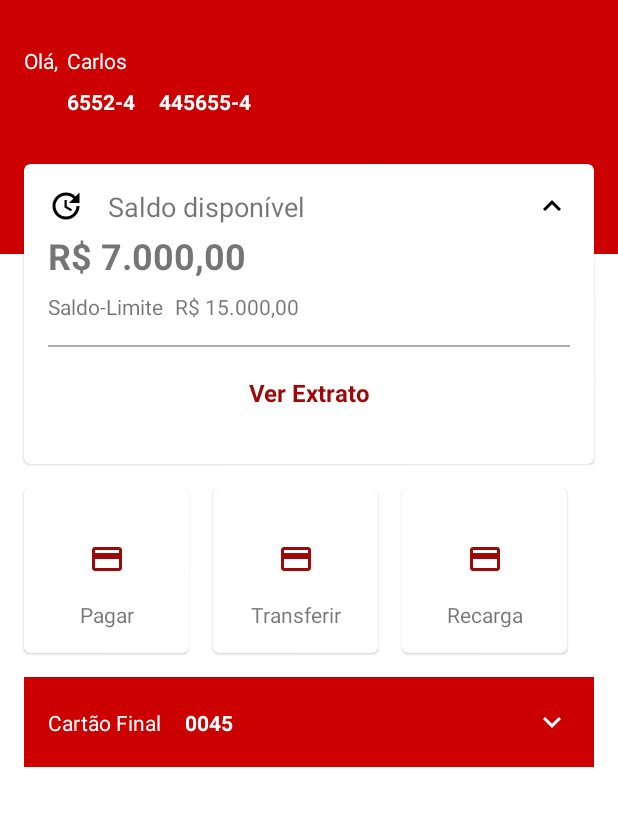
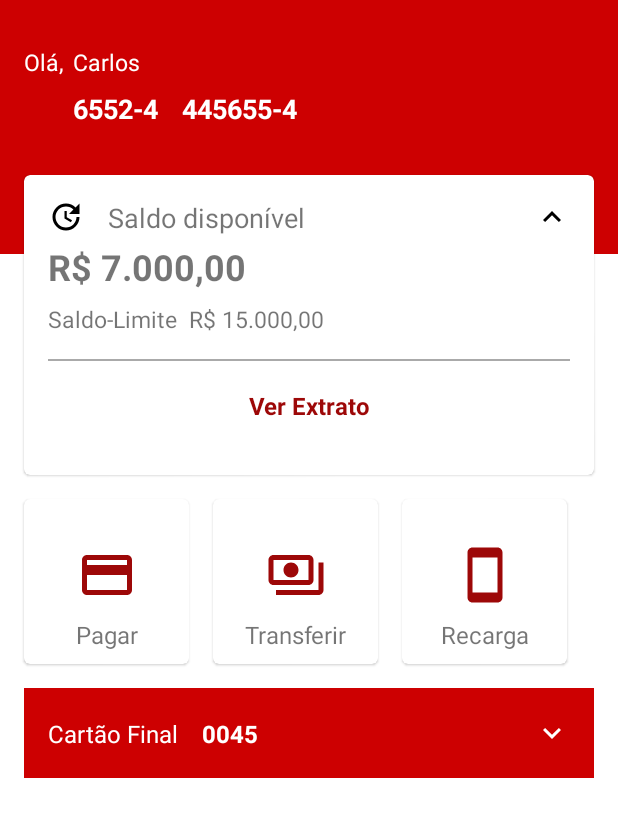
Before and after one commit to caaarllosR/SantanderDevWeek, an Android app: the screen it shows after launch (MainActivity), on a phone screen of 412 x 824 dp, the part 62-899 px from its top. Run offline under Robolectric (Android 15) with nearby library versions, the phone set to English and light mode, and no system bars.

Commit message:
- correcao dos icones de transferencia e recarga - Aumento do tamanho das fontes pensando na acessibilidade

```diff
--- a/app/src/main/res/layout/activity_main.xml
+++ b/app/src/main/res/layout/activity_main.xml
@@ -34,6 +34,7 @@
         android:layout_width="wrap_content"
         android:layout_height="wrap_content"
         android:text="@string/ola_usuario"
+        android:textSize="15sp"
         android:layout_margin="16dp"
         android:textColor="@android:color/white"
         app:layout_constraintStart_toStartOf="parent"
@@ -45,6 +46,7 @@
         android:layout_height="wrap_content"
         android:layout_marginLeft="6dp"
         android:text="Carlos"
+        android:textSize="15sp"
         android:textColor="@android:color/white"
         app:layout_constraintStart_toEndOf="@id/tv_ola_usuario"
         app:layout_constraintTop_toTopOf="@id/tv_ola_usuario" />
@@ -54,6 +56,7 @@
         android:layout_width="wrap_content"
         android:layout_height="wrap_content"
         android:text="Ag 2030"
+        android:textSize="18sp"
         android:textStyle="bold"
         android:layout_marginTop="8dp"
         android:textColor="@android:color/white"
@@ -65,6 +68,7 @@
         android:layout_width="wrap_content"
         android:layout_height="wrap_content"
         android:text="CC 0122112-5"
+        android:textSize="18sp"
         android:textStyle="bold"
         android:layout_marginLeft="16dp"
         android:textColor="@android:color/white"
@@ -132,6 +136,7 @@
                 android:layout_height="wrap_content"
                 android:text="@string/txt_saldo_limite"
                 android:layout_marginTop="8dp"
+                android:textSize="15sp"
                 app:layout_constraintTop_toBottomOf="@id/tv_saldo"
                 app:layout_constraintStart_toStartOf="@id/tv_saldo" />
 
@@ -141,6 +146,7 @@
                 android:layout_height="wrap_content"
                 android:layout_marginLeft="8dp"
                 android:text="R$ 3.500,00"
+                android:textSize="15sp"
                 app:layout_constraintStart_toEndOf="@id/tv_saldo_limite"
                 app:layout_constraintTop_toTopOf="@id/tv_saldo_limite" />
 
@@ -185,20 +191,21 @@
 
             <ImageView
                 android:id="@+id/iv_pagar"
-                android:layout_width="wrap_content"
-                android:layout_height="wrap_content"
+                android:layout_width="60dp"
+                android:layout_height="40dp"
                 android:src="@drawable/ic_credit_card_black_24dp"
-                app:layout_constraintTop_toTopOf="parent"
-                app:layout_constraintStart_toStartOf="parent"
                 app:layout_constraintBottom_toBottomOf="@id/tv_pagar"
                 app:layout_constraintEnd_toEndOf="parent"
-                app:layout_constraintLeft_toLeftOf="parent" />
+                app:layout_constraintLeft_toLeftOf="parent"
+                app:layout_constraintStart_toStartOf="parent"
+                app:layout_constraintTop_toTopOf="parent" />
 
             <TextView
                 android:id="@+id/tv_pagar"
                 android:layout_width="wrap_content"
                 android:layout_height="wrap_content"
                 android:text="@string/txt_pagar"
+                android:textSize="16sp"
                 app:layout_constraintTop_toBottomOf="@id/iv_pagar"
                 app:layout_constraintBottom_toBottomOf="parent"
                 app:layout_constraintStart_toStartOf="parent"
@@ -222,9 +229,9 @@
 
             <ImageView
                 android:id="@+id/iv_tranferir"
-                android:layout_width="wrap_content"
-                android:layout_height="wrap_content"
-                android:src="@drawable/ic_credit_card_black_24dp"
+                android:layout_width="60dp"
+                android:layout_height="40dp"
+                android:src="@drawable/ic_payments_black_24dp"
                 app:layout_constraintTop_toTopOf="parent"
                 app:layout_constraintStart_toStartOf="parent"
                 app:layout_constraintBottom_toBottomOf="@id/tv_tranferir"
@@ -236,6 +243,7 @@
                 android:layout_width="wrap_content"
                 android:layout_height="wrap_content"
                 android:text="@string/txt_transferir"
+                android:textSize="16sp"
                 app:layout_constraintTop_toBottomOf="@id/iv_tranferir"
                 app:layout_constraintBottom_toBottomOf="parent"
                 app:layout_constraintStart_toStartOf="parent"
@@ -259,9 +267,9 @@
 
             <ImageView
                 android:id="@+id/iv_recarga"
-                android:layout_width="wrap_content"
-                android:layout_height="wrap_content"
-                android:src="@drawable/ic_credit_card_black_24dp"
+                android:layout_width="60dp"
+                android:layout_height="40dp"
+                android:src="@drawable/ic_stay_primary_portrait_black_24dp"
                 app:layout_constraintTop_toTopOf="parent"
                 app:layout_constraintStart_toStartOf="parent"
                 app:layout_constraintBottom_toBottomOf="@id/tv_recarga"
@@ -273,6 +281,7 @@
                 android:layout_width="wrap_content"
                 android:layout_height="wrap_content"
                 android:text="@string/txt_recarga"
+                android:textSize="16sp"
                 app:layout_constraintTop_toBottomOf="@id/iv_recarga"
                 app:layout_constraintBottom_toBottomOf="parent"
                 app:layout_constraintStart_toStartOf="parent"
@@ -296,6 +305,7 @@
         android:layout_width="wrap_content"
         android:layout_height="wrap_content"
         android:text="@string/txt_cartao_final"
+        android:textSize="16sp"
         android:textColor="@android:color/white"
         android:layout_marginLeft="16dp"
         app:layout_constraintStart_toStartOf="@id/iv_cartao_final_content"
@@ -307,6 +317,7 @@
         android:layout_width="wrap_content"
         android:layout_height="wrap_content"
         android:text="077"
+        android:textSize="16sp"
         android:textColor="@android:color/white"
         android:layout_marginLeft="16dp"
         android:textStyle="bold"
```
